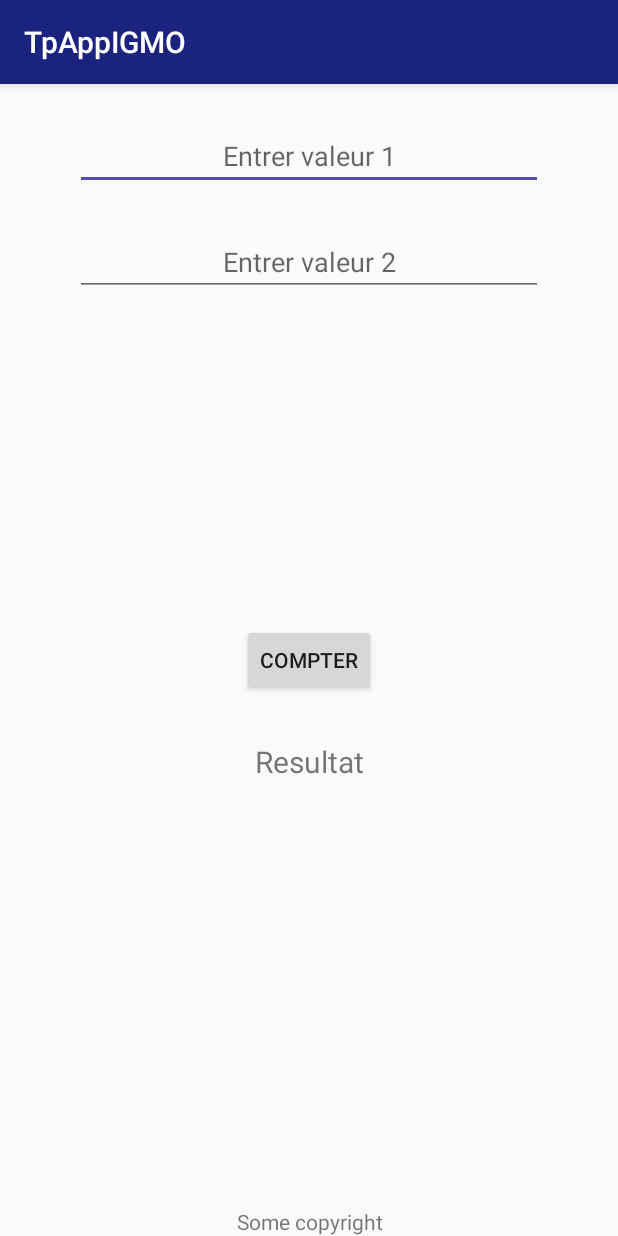
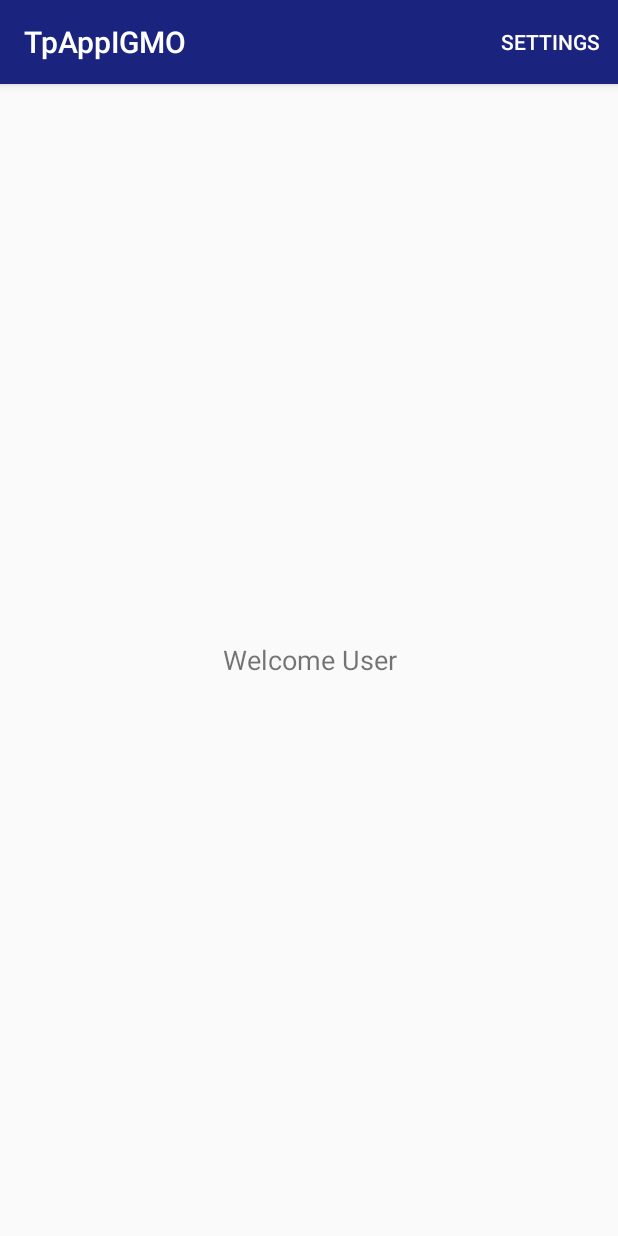
Before and after one commit to oussamabonnor1/TPAndroid, an Android app: the screen it shows after launch (CalculatorActivity before the commit, ApplySettingsActivity after it), on a phone screen of 412 x 824 dp. Run offline under Robolectric (Android 15) with nearby library versions, the phone set to English and light mode, and no system bars.

Commit message:
exo Menu preferences

```diff
--- a/app/build.gradle
+++ b/app/build.gradle
@@ -10,6 +10,7 @@ android {
         versionCode 1
         versionName "1.0"
         testInstrumentationRunner "android.support.test.runner.AndroidJUnitRunner"
+        vectorDrawables.useSupportLibrary = true
     }
     buildTypes {
         release {
@@ -26,5 +27,7 @@ dependencies {
     })
     compile 'com.android.support:appcompat-v7:26.+'
     compile 'com.android.support.constraint:constraint-layout:1.0.2'
+    compile 'com.android.support:support-v4:26.+'
+    compile 'com.android.support:support-vector-drawable:26.+'
     testCompile 'junit:junit:4.12'
 }
--- /dev/null
+++ b/app/src/main/java/com/findtheletter/jetlightstudio/tpappigmo/ApplySettingsActivity.java
@@ -0,0 +1,63 @@
+package com.findtheletter.jetlightstudio.tpappigmo;
+
+import android.content.Intent;
+import android.content.SharedPreferences;
+import android.graphics.Color;
+import android.preference.PreferenceManager;
+import android.support.v7.app.AppCompatActivity;
+import android.os.Bundle;
+import android.view.Menu;
+import android.view.MenuItem;
+import android.widget.LinearLayout;
+import android.widget.TextView;
+import android.widget.Toast;
+
+public class ApplySettingsActivity extends AppCompatActivity {
+
+    LinearLayout background;
+    TextView text;
+
+    @Override
+    protected void onCreate(Bundle savedInstanceState) {
+        super.onCreate(savedInstanceState);
+        setContentView(R.layout.activity_apply_settings);
+        background = (LinearLayout) findViewById(R.id.background);
+        text = (TextView) findViewById(R.id.text);
+    }
+
+    @Override
+    protected void onRestart() {
+        super.onRestart();
+        SharedPreferences preferences = PreferenceManager.getDefaultSharedPreferences(getBaseContext());
+        boolean dark = preferences.getBoolean("isDark", false);
+        background.setBackgroundColor(Color.parseColor(dark ? "#212121" : "#ffffff"));
+        text.setTextColor(Color.parseColor(!dark ? "#212121" : "#ffffff"));
+
+        String pseudo = preferences.getString("EditPseudo","User");
+        text.setText("Welcome "+ pseudo);
+
+        int font = preferences.getInt("listFont",14);
+        text.setTextSize(font);
+    }
+
+    @Override
+    public boolean onCreateOptionsMenu(Menu menu) {
+        getMenuInflater().inflate(R.menu.preference_menu, menu);
+        return true;
+    }
+
+    @Override
+    public boolean onOptionsItemSelected(MenuItem item) {
+        int id = item.getItemId();
+        switch (id) {
+            case R.id.settings:
+                Intent i = new Intent(ApplySettingsActivity.this, SettingsActivity.class);
+                startActivity(i);
+                return true;
+            default:
+                return super.onOptionsItemSelected(item);
+        }
+    }
+
+
+}
--- a/app/src/main/java/com/findtheletter/jetlightstudio/tpappigmo/CalculatorActivity.java
+++ b/app/src/main/java/com/findtheletter/jetlightstudio/tpappigmo/CalculatorActivity.java
@@ -23,7 +23,7 @@ public class CalculatorActivity extends AppCompatActivity {
 
     }
 
-
+    {/*
     public void Calculate(View view) {
 
         try {
@@ -112,6 +112,7 @@ public class CalculatorActivity extends AppCompatActivity {
         }
         resultat.setText(info);
     }
+    */}
 
     public void compter(View view) {
         Intent intent = new Intent(CalculatorActivity.this, Calculator2Activity.class);
--- /dev/null
+++ b/app/src/main/res/layout/activity_apply_settings.xml
@@ -0,0 +1,21 @@
+<?xml version="1.0" encoding="utf-8"?>
+<LinearLayout xmlns:android="http://schemas.android.com/apk/res/android"
+    xmlns:app="http://schemas.android.com/apk/res-auto"
+
+    xmlns:tools="http://schemas.android.com/tools"
+    android:layout_width="match_parent"
+    android:layout_height="match_parent"
+    tools:context="com.findtheletter.jetlightstudio.tpappigmo.SettingsActivity"
+    android:id="@+id/background"
+    android:orientation="vertical"
+    android:gravity="center">
+
+    <TextView
+        android:id="@+id/text"
+        android:layout_width="match_parent"
+        android:layout_height="wrap_content"
+        android:text="Welcome User"
+        android:textSize="18sp"
+        android:textAlignment="center"/>
+
+</LinearLayout>
--- /dev/null
+++ b/app/src/main/res/menu/preference_menu.xml
@@ -0,0 +1,8 @@
+<?xml version="1.0" encoding="utf-8"?>
+<menu xmlns:android="http://schemas.android.com/apk/res/android"
+    xmlns:app="http://schemas.android.com/apk/res-auto">
+    <item
+        android:id="@+id/settings"
+        android:title="Settings"
+        app:showAsAction="always" />
+</menu>
```
Also changed, not shown: app/src/main/AndroidManifest.xml (+17 -8 lines), app/src/main/java/com/findtheletter/jetlightstudio/tpappigmo/SettingsActivity.java (added, +39 -0 lines), app/src/main/res/values/array.xml (added, +14 -0 lines), app/src/main/res/values/strings.xml (+73 -0 lines), app/src/main/res/xml/preferences.xml (added, +24 -0 lines).
